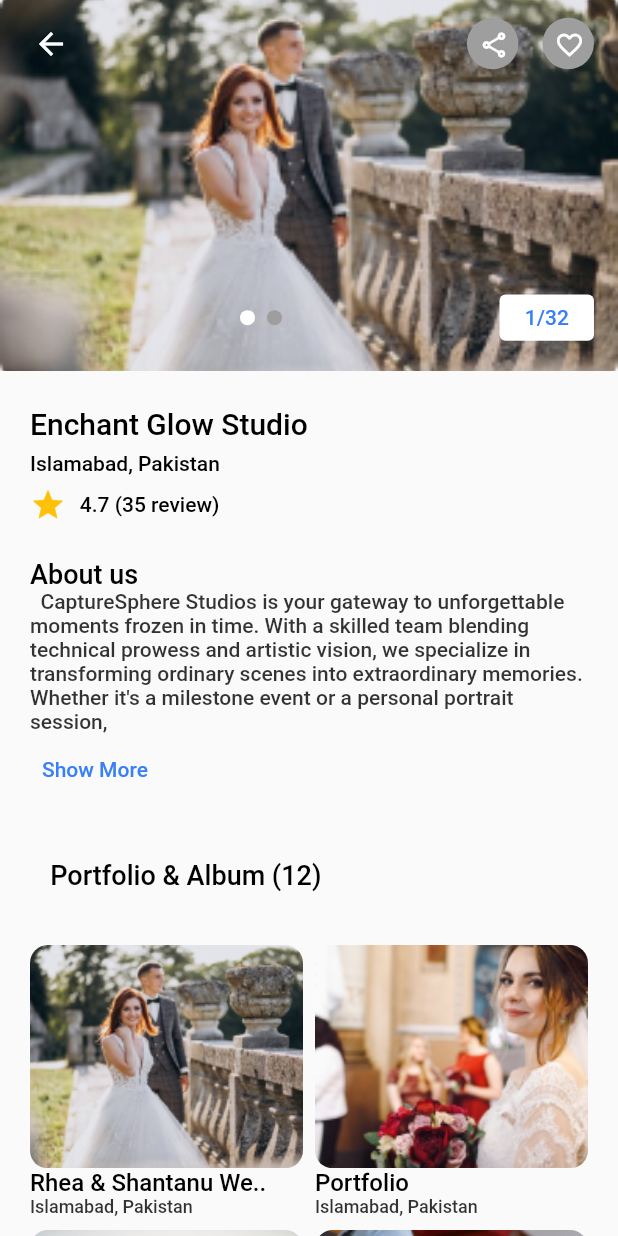
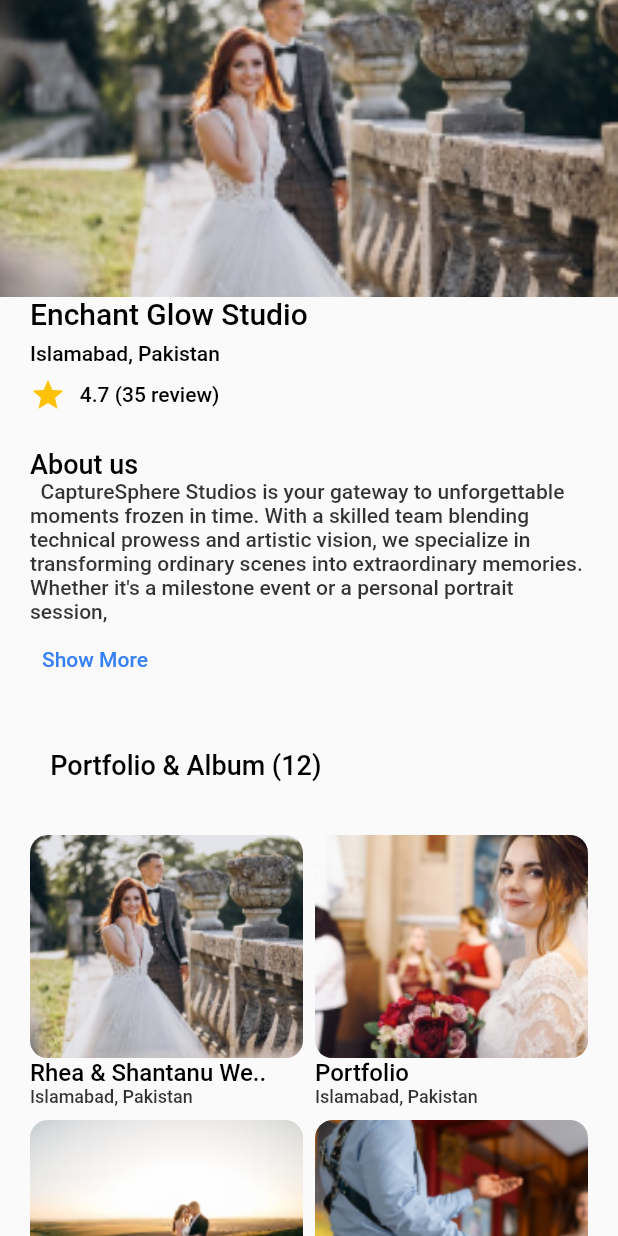
Before and after one commit to RimshaWazir/photography_app, a Flutter app: the HomeScreen screen opened directly, after a tap on "4.8", on a phone screen of 412 x 824 dp. Run offline on Flutter 3.47's test engine with Material 2 defaults, Android fonts, the phone set to English and light mode, and no system bars; drawn by our look-alikes of smooth_page_indicator; our stand-ins replace file_picker, flutter_rating_bar, flutter_screenutil, page_transition; Roboto replaces fonts that are missing (Circular Std).

Commit message:
adding sliver appbar

```diff
--- a/lib/Presentation/Widgets/Home/detail_screen.dart
+++ b/lib/Presentation/Widgets/Home/detail_screen.dart
@@ -51,102 +51,36 @@ class _DetailScreenState extends State<DetailScreen> {
       );
     });
     return Scaffold(
+      body: NestedScrollView(
+        physics: const BouncingScrollPhysics(),
+        headerSliverBuilder: (context, innerBoxIsScrolled) {
+          return [
+            SliverAppBar(
+              automaticallyImplyLeading: false,
+              expandedHeight: 0.24.sh,
+              pinned: true,
+              elevation: 0,
+              backgroundColor: Colors.transparent,
+              flexibleSpace: FlexibleSpaceBar(
+                background: Image.asset(
+                  widget.selectedImage!,
+                  fit: BoxFit.cover,
+                ),
+              ),
+            )
+          ];
+        },
         body: SafeArea(
           child: SingleChildScrollView(
             physics: const BouncingScrollPhysics(),
             child: Column(
               crossAxisAlignment: CrossAxisAlignment.start,
               children: [
-              Stack(
-                children: [
-                  Container(
-                    height: 0.3.sh,
-                    width: 1.sw,
-                    decoration: BoxDecoration(
-                      image: DecorationImage(
-                        fit: BoxFit.cover,
-                        image: AssetImage(widget.selectedImage!),
-                      ),
-                    ),
-                    child: PageView.builder(
-                      physics: const BouncingScrollPhysics(),
-                      controller: controller,
-                      itemCount: pages.length,
-                      itemBuilder: (_, index) {
-                        return pages[index % pages.length];
-                      },
-                    ),
-                  ),
-                  Positioned(
-                    bottom: 20.0,
-                    left: 160,
-                    right: 0,
-                    child: Row(
-                      mainAxisAlignment: MainAxisAlignment.end,
-                      children: [
-                        SmoothPageIndicator(
-                          controller: controller,
-                          count: 2,
-                          effect: const WormEffect(
-                            activeDotColor: AppColors.whiteColor,
-                            dotHeight: 10,
-                            dotWidth: 10,
-                            type: WormType.thinUnderground,
-                          ),
-                        ),
-                        const Spacer(),
-                        Container(
-                          height: 27.sp,
-                          width: 55.sp,
-                          decoration: BoxDecoration(
-                              borderRadius: BorderRadius.circular(4),
-                              color: AppColors.whiteColor),
-                          child: Padding(
-                              padding:
-                                  const EdgeInsets.symmetric(horizontal: 9),
-                              child: Center(
-                                child: Text(
-                                  "1/${pages.length.toString()}",
-                                  style: Styles.circularStd(context,
-                                      fontSize: 14, color: AppColors.blue),
-                                ),
-                              )),
-                        ),
-                        14.x
-                      ],
-                    ),
-                  ),
-                  Positioned(
-                      top: 5,
-                      left: 10,
-                      right: 0,
-                      child: Row(children: [
-                        IconButton(
-                            onPressed: () {},
-                            icon: const Icon(
-                              Icons.arrow_back,
-                              color: AppColors.whiteColor,
-                            )),
-                        const Spacer(),
-                        IconAvatar(
-                          icons: Icons.share_outlined,
-                          ontap: () {},
-                        ),
-                        14.x,
-                        IconAvatar(
-                          icons: Icons.favorite_outline_outlined,
-                          ontap: () {},
-                        ),
-                        14.x,
-                      ])),
-                ],
-              ),
                 Padding(
                   padding: const EdgeInsets.symmetric(horizontal: 20),
                   child: Column(
                     crossAxisAlignment: CrossAxisAlignment.start,
                     children: [
-                    20.y,
                       Text(
                         AppStrings.enchant,
                         style: Styles.circularStd(
@@ -243,8 +177,8 @@ class _DetailScreenState extends State<DetailScreen> {
                                       borderRadius: BorderRadius.circular(12),
                                       image: DecorationImage(
                                           fit: BoxFit.cover,
-                                        image:
-                                            AssetImage(cardImageList[index]))),
+                                          image: AssetImage(
+                                              cardImageList[index]))),
                                 ),
                               ),
                               Text(
@@ -258,7 +192,8 @@ class _DetailScreenState extends State<DetailScreen> {
                                 AppStrings.islamabad,
                                 style: Styles.circularStd(context,
                                     fontSize: 12,
-                                  color: AppColors.blackColor.withOpacity(0.8)),
+                                    color:
+                                        AppColors.blackColor.withOpacity(0.8)),
                               ),
                             ],
                           );
@@ -301,8 +236,10 @@ class _DetailScreenState extends State<DetailScreen> {
                               itemCount: 5,
                               itemPadding:
                                   const EdgeInsets.symmetric(horizontal: 1.0),
-                            itemBuilder: (context, _) => const Icon(Icons.star,
-                                color: Colors.amber, size: 12),
+                              itemBuilder: (context, _) => const Icon(
+                                  Icons.star,
+                                  color: Colors.amber,
+                                  size: 12),
                               onRatingUpdate: (rating) {
                                 setState(() {
                                   widget.ratingValue = rating;
@@ -388,12 +325,12 @@ class _DetailScreenState extends State<DetailScreen> {
                                           direction: Axis.horizontal,
                                           allowHalfRating: true,
                                           itemCount: 5,
-                                        itemPadding: const EdgeInsets.symmetric(
+                                          itemPadding:
+                                              const EdgeInsets.symmetric(
                                                   horizontal: 1.0),
-                                        itemBuilder: (context, _) => const Icon(
-                                            Icons.star,
-                                            color: Colors.amber,
-                                            size: 5),
+                                          itemBuilder: (context, _) =>
+                                              const Icon(Icons.star,
+                                                  color: Colors.amber, size: 5),
                                           onRatingUpdate: (rating) {
                                             setState(() {
                                               widget.ratingValue = rating;
@@ -416,8 +353,8 @@ class _DetailScreenState extends State<DetailScreen> {
                                   "CaptureSphere Studios' booking service is a game-changer! Easy, efficient, and the resulting photos were simply stunning. Highly recommend for a seamless experience.",
                                   style: Styles.circularStd(context,
                                       fontSize: 14,
-                                    color:
-                                        AppColors.blackColor.withOpacity(0.8)),
+                                      color: AppColors.blackColor
+                                          .withOpacity(0.8)),
                                 ),
                               ],
                             );
@@ -430,7 +367,7 @@ class _DetailScreenState extends State<DetailScreen> {
                         text: 'Book Now',
                         textcolor: AppColors.whiteColor,
                         ontap: () {
-                        Navigate.push(context, BookingScreen());
+                          Navigate.push(context, const BookingScreen());
                         },
                       ),
                       40.y,
@@ -438,6 +375,7 @@ class _DetailScreenState extends State<DetailScreen> {
                   ),
                 )
               ],
+            ),
           ),
         ),
       ),
--- a/lib/Presentation/Widgets/Home/home_screen.dart
+++ b/lib/Presentation/Widgets/Home/home_screen.dart
@@ -190,7 +190,7 @@ class HomeScreen extends StatelessWidget {
                             ontap: () {
                               Navigate.push(
                                 context,
-                                BookingScreen(),
+                                const BookingScreen(),
                               );
                             },
                           )
```
Lines whose indentation alone changed are shown as unchanged.
